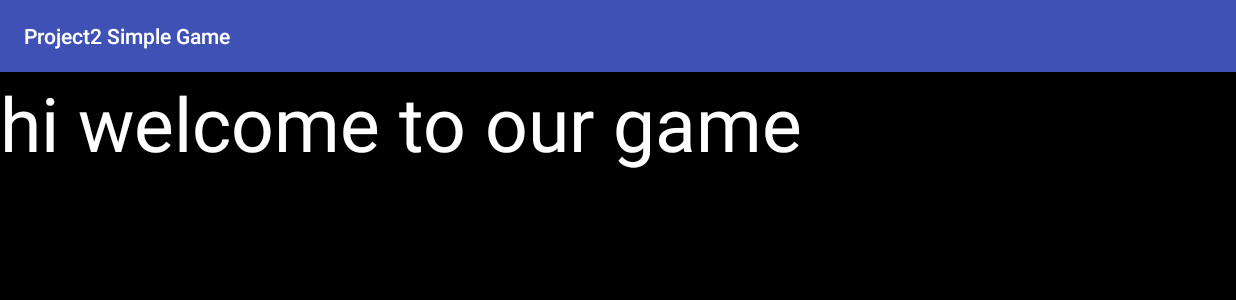
After one commit to Aaron-Signer/SimpleSpaceGame, an Android app: the SplashScreen screen opened directly, with no data from a screen before it, on a phone screen of 824 x 412 dp (held sideways). The commit adds this screen. Shown: the top 300 px of the screen. Run offline under Robolectric (Android 15) with nearby library versions, the phone set to English and light mode, and no system bars.

Commit message:
Created (very basic) splash screen and start menu

```diff
--- a/app/src/main/java/com/bignerdranch/android/project2simplegame/MainActivity.java
+++ b/app/src/main/java/com/bignerdranch/android/project2simplegame/MainActivity.java
@@ -7,6 +7,8 @@ import android.support.v7.app.AppCompatActivity;
 import android.view.MotionEvent;
 import android.view.TextureView;
 import android.view.View;
+import android.view.Window;
+import android.view.WindowManager;
 
 import io.github.controlwear.virtual.joystick.android.JoystickView;
 
@@ -63,6 +65,8 @@ public class MainActivity extends AppCompatActivity {
     @Override
     protected void onCreate(Bundle savedInstanceState) {
         super.onCreate(savedInstanceState);
+        this.requestWindowFeature(Window.FEATURE_NO_TITLE);
+        this.getWindow().setFlags(WindowManager.LayoutParams.FLAG_FULLSCREEN, WindowManager.LayoutParams.FLAG_FULLSCREEN);
         setContentView(R.layout.activity_main2);
         BitmapRepo.getInstance().setContext(this);
         textureView = findViewById(R.id.texture_view);
--- /dev/null
+++ b/app/src/main/java/com/bignerdranch/android/project2simplegame/SplashScreen.java
@@ -0,0 +1,44 @@
+package com.bignerdranch.android.project2simplegame;
+
+import android.app.ActionBar;
+import android.content.Intent;
+import android.os.Handler;
+import android.support.v7.app.AppCompatActivity;
+import android.os.Bundle;
+import android.view.View;
+import android.view.Window;
+import android.view.WindowManager;
+
+public class SplashScreen extends AppCompatActivity {
+
+    private static int SPLASH_TIMEOUT = 3000;
+
+    @Override
+    protected void onCreate(Bundle savedInstanceState) {
+        super.onCreate(savedInstanceState);
+        this.requestWindowFeature(Window.FEATURE_NO_TITLE);
+        this.getWindow().setFlags(WindowManager.LayoutParams.FLAG_FULLSCREEN, WindowManager.LayoutParams.FLAG_FULLSCREEN);
+        setContentView(R.layout.activity_splash_screen);
+        new Handler().postDelayed(new Runnable() {
+            @Override
+            public void run() {
+                Intent menuIntent = new Intent(SplashScreen.this, GameMenu.class);
+                startActivity(menuIntent);
+                overridePendingTransition(0, 0);
+                finish();
+            }
+        }, SPLASH_TIMEOUT);
+        goFullScreen();
+    }
+
+    private void goFullScreen() {
+        View decorView = getWindow().getDecorView();
+        // Hide the status bar.
+        int uiOptions = View.SYSTEM_UI_FLAG_FULLSCREEN;
+        decorView.setSystemUiVisibility(uiOptions);
+        // Remember that you should never show the action bar if the
+        // status bar is hidden, so hide that too if necessary.
+        ActionBar actionBar = getActionBar();
+        if (actionBar != null) actionBar.hide();
+    }
+}
--- /dev/null
+++ b/app/src/main/res/layout/activity_splash_screen.xml
@@ -0,0 +1,17 @@
+<?xml version="1.0" encoding="utf-8"?>
+<android.support.constraint.ConstraintLayout xmlns:android="http://schemas.android.com/apk/res/android"
+    xmlns:tools="http://schemas.android.com/tools"
+    android:layout_width="match_parent"
+    android:layout_height="match_parent"
+    android:background="@color/BLACK"
+    tools:context="com.bignerdranch.android.project2simplegame.SplashScreen">
+
+    <TextView
+        android:layout_width="wrap_content"
+        android:layout_height="wrap_content"
+        android:text="hi welcome to our game"
+        android:textSize="50sp"
+        android:textColor="@color/WHITE"
+        android:gravity="center_vertical"/>
+
+</android.support.constraint.ConstraintLayout>
--- a/app/src/main/res/values/colors.xml
+++ b/app/src/main/res/values/colors.xml
@@ -3,4 +3,6 @@
     <color name="colorPrimary">#3F51B5</color>
     <color name="colorPrimaryDark">#303F9F</color>
     <color name="colorAccent">#FF4081</color>
+    <color name="BLACK">#000000</color>
+    <color name="WHITE">#FFFFFF</color>
 </resources>
```
Also changed, not shown: app/build.gradle (+4 -3 lines), app/src/main/AndroidManifest.xml (+10 -3 lines), app/src/main/java/com/bignerdranch/android/project2simplegame/GameMenu.java (added, +47 -0 lines), app/src/main/res/layout/activity_game_menu.xml (added, +22 -0 lines).
